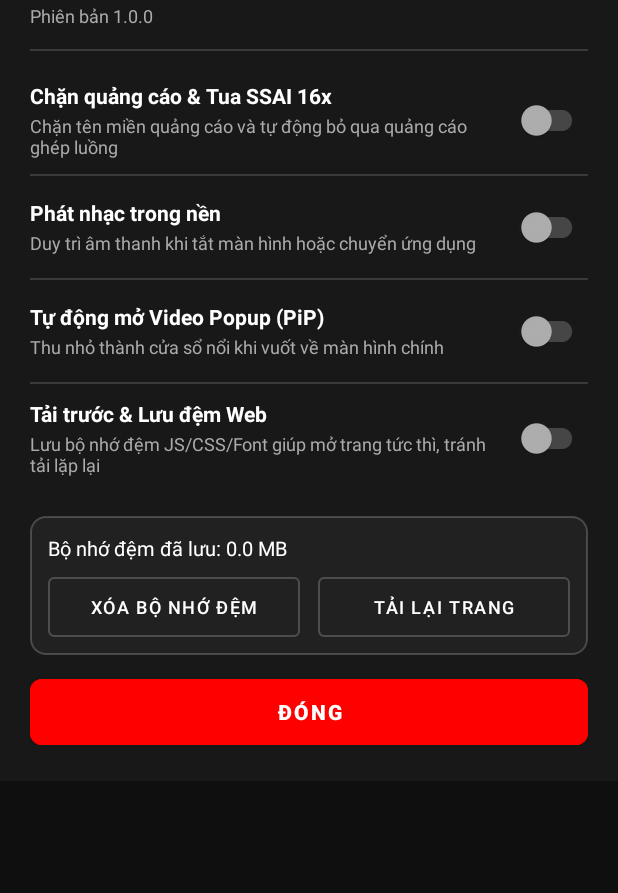
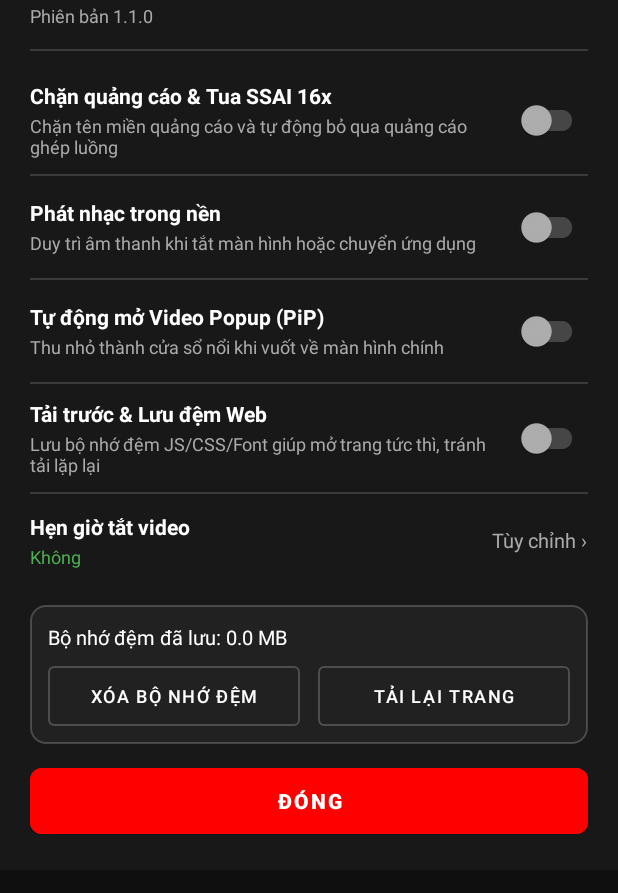
Before and after one commit to Giakhai48916/yt, an Android app: the layout dialog_settings.xml on its own in the app's theme, with its tools: preview values and no code run, on a phone screen of 412 x 824 dp, the part 82-975 px from its top. Run offline under Robolectric (Android 15) with nearby library versions, the phone set to English and light mode, and no system bars.

Commit message:
hutao update

```diff
--- a/app/src/main/res/layout/dialog_settings.xml
+++ b/app/src/main/res/layout/dialog_settings.xml
@@ -231,11 +231,62 @@
                 app:useMaterialThemeColors="false" />
         </LinearLayout>
 
+        <View
+            android:layout_width="match_parent"
+            android:layout_height="1dp"
+            android:background="@color/divider_color" />
+
+        <!-- 5. Hẹn giờ tắt video tự động (Giống Cốc Cốc: Không / Khi hết video / 15-120 phút) -->
+        <LinearLayout
+            android:id="@+id/rowSleepTimer"
+            android:layout_width="match_parent"
+            android:layout_height="wrap_content"
+            android:background="?attr/selectableItemBackground"
+            android:clickable="true"
+            android:focusable="true"
+            android:gravity="center_vertical"
+            android:orientation="horizontal"
+            android:paddingTop="12dp"
+            android:paddingBottom="12dp">
+
+            <LinearLayout
+                android:layout_width="0dp"
+                android:layout_height="wrap_content"
+                android:layout_weight="1"
+                android:orientation="vertical">
+
+                <TextView
+                    android:layout_width="wrap_content"
+                    android:layout_height="wrap_content"
+                    android:text="@string/setting_sleep_timer_title"
+                    android:textColor="@color/text_primary"
+                    android:textSize="14sp"
+                    android:textStyle="bold" />
+
+                <TextView
+                    android:id="@+id/tvSleepTimerStatus"
+                    android:layout_width="wrap_content"
+                    android:layout_height="wrap_content"
+                    android:layout_marginTop="2dp"
+                    android:text="@string/setting_sleep_timer_desc"
+                    android:textColor="#4CAF50"
+                    android:textSize="12sp" />
+            </LinearLayout>
+
+            <TextView
+                android:layout_width="wrap_content"
+                android:layout_height="wrap_content"
+                android:layout_marginStart="8dp"
+                android:text="Tùy chỉnh ›"
+                android:textColor="@color/text_secondary"
+                android:textSize="13sp" />
+        </LinearLayout>
+
         <!-- Khung hiển thị dung lượng cache & thao tác nhanh -->
         <LinearLayout
             android:layout_width="match_parent"
             android:layout_height="wrap_content"
-            android:layout_marginTop="16dp"
+            android:layout_marginTop="12dp"
             android:background="@drawable/bg_cache_card"
             android:orientation="vertical"
             android:padding="12dp">
--- a/app/src/main/res/values/strings.xml
+++ b/app/src/main/res/values/strings.xml
@@ -4,7 +4,7 @@
     <string name="desc_reload">Tải lại trang</string>
     <string name="desc_settings">Cài đặt</string>
     <string name="settings_title">Cài đặt LiteTube</string>
-    <string name="settings_version">Phiên bản 1.0.0</string>
+    <string name="settings_version">Phiên bản 1.1.0</string>
     <string name="setting_adblock_title">Chặn quảng cáo &amp; Tua SSAI 16x</string>
     <string name="setting_adblock_desc">Chặn tên miền quảng cáo và tự động bỏ qua quảng cáo ghép luồng</string>
     <string name="setting_background_play_title">Phát nhạc trong nền</string>
@@ -13,8 +13,10 @@
     <string name="setting_auto_pip_desc">Thu nhỏ thành cửa sổ nổi khi vuốt về màn hình chính</string>
     <string name="setting_preload_cache_title">Tải trước &amp; Lưu đệm Web</string>
     <string name="setting_preload_cache_desc">Lưu bộ nhớ đệm JS/CSS/Font giúp mở trang tức thì, tránh tải lặp lại</string>
+    <string name="setting_sleep_timer_title">Hẹn giờ tắt video</string>
+    <string name="setting_sleep_timer_desc">Không</string>
     <string name="setting_cache_size_default">Bộ nhớ đệm đã lưu: 0.0 MB</string>
-    <string name="setting_cache_size_format">Bộ nhớ đệm đã lưu: %s</string>
+    <string name="setting_cache_size_format">Bộ nhớ đệm đã lưu: %.1f MB</string>
     <string name="btn_clear_cache">Xóa bộ nhớ đệm</string>
     <string name="btn_reload_in_settings">Tải lại trang</string>
     <string name="btn_close_settings">Đóng</string>
```
Also changed, not shown: app/src/main/java/com/brave/youtubelite/MainActivity.kt (+164 -94 lines), app/src/main/java/com/brave/youtubelite/network/AppWebViewClient.kt (+14 -11 lines), app/src/main/java/com/brave/youtubelite/settings/AppSettings.kt (+35 -1 lines), 2 other files.
